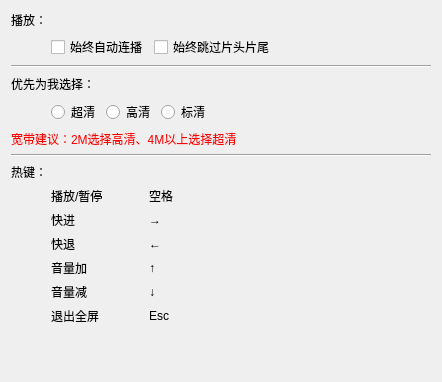
First picture: the form in src/play_set_widget.ui, repository zrmei/kuplayer, before the edit.
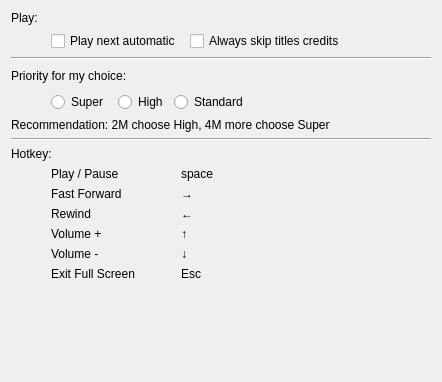
Second picture: the form after the edit.

Patch:
```diff
--- a/src/play_set_widget.ui
+++ b/src/play_set_widget.ui
@@ -21,7 +21,7 @@
        <item>
         <widget class="QLabel" name="label">
          <property name="text">
-          <string>播放：</string>
+          <string>Play:</string>
          </property>
         </widget>
        </item>
@@ -48,14 +48,14 @@
        <item>
         <widget class="QCheckBox" name="checkBox_auto_play_next">
          <property name="text">
-          <string>始终自动连播</string>
+          <string>Play next automatic </string>
          </property>
         </widget>
        </item>
        <item>
         <widget class="QCheckBox" name="checkBox_2">
          <property name="text">
-          <string>始终跳过片头片尾</string>
+          <string>Always skip titles credits</string>
          </property>
         </widget>
        </item>
@@ -86,7 +86,7 @@
        <item>
         <widget class="QLabel" name="label_2">
          <property name="text">
-          <string>优先为我选择：</string>
+          <string>Priority for my choice:</string>
          </property>
         </widget>
        </item>
@@ -126,21 +126,21 @@
        <item>
         <widget class="QRadioButton" name="format_spuer">
          <property name="text">
-          <string>超清</string>
+          <string>Super </string>
          </property>
         </widget>
        </item>
        <item>
         <widget class="QRadioButton" name="format_high">
          <property name="text">
-          <string>高清</string>
+          <string>High</string>
          </property>
         </widget>
        </item>
        <item>
         <widget class="QRadioButton" name="format_normal">
          <property name="text">
-          <string>标清</string>
+          <string>Standard </string>
          </property>
         </widget>
        </item>
@@ -167,7 +167,7 @@
         </font>
        </property>
        <property name="text">
-        <string>&lt;html&gt;&lt;head/&gt;&lt;body&gt;&lt;p&gt;&lt;span style=&quot; color:#fa0000;&quot;&gt;宽带建议：2M选择高清、4M以上选择超清&lt;/span&gt;&lt;/p&gt;&lt;/body&gt;&lt;/html&gt;</string>
+        <string>&lt;html&gt;&lt;head/&gt;&lt;body&gt;&lt;p&gt;Recommendation: 2M choose High, 4M more choose Super&lt;/p&gt;&lt;/body&gt;&lt;/html&gt;</string>
        </property>
       </widget>
      </item>
@@ -183,7 +183,7 @@
        <item>
         <widget class="QLabel" name="label_3">
          <property name="text">
-          <string>热键：</string>
+          <string>Hotkey:</string>
          </property>
         </widget>
        </item>
@@ -212,42 +212,42 @@
          <item>
           <widget class="QLabel" name="label_4">
            <property name="text">
-            <string>播放/暂停</string>
+            <string>Play / Pause</string>
            </property>
           </widget>
          </item>
          <item>
           <widget class="QLabel" name="label_5">
            <property name="text">
-            <string>快进</string>
+            <string>Fast Forward</string>
            </property>
           </widget>
          </item>
          <item>
           <widget class="QLabel" name="label_6">
            <property name="text">
-            <string>快退</string>
+            <string>Rewind</string>
            </property>
           </widget>
          </item>
          <item>
           <widget class="QLabel" name="label_12">
            <property name="text">
-            <string>音量加</string>
+            <string>Volume +</string>
            </property>
           </widget>
          </item>
          <item>
           <widget class="QLabel" name="label_13">
            <property name="text">
-            <string>音量减</string>
+            <string>Volume -</string>
            </property>
           </widget>
          </item>
          <item>
           <widget class="QLabel" name="label_14">
            <property name="text">
-            <string>退出全屏</string>
+            <string>Exit Full Screen</string>
            </property>
           </widget>
          </item>
@@ -286,7 +286,7 @@
             <number>1</number>
            </property>
            <property name="text">
-            <string>空格</string>
+            <string>space</string>
            </property>
           </widget>
          </item>
```
